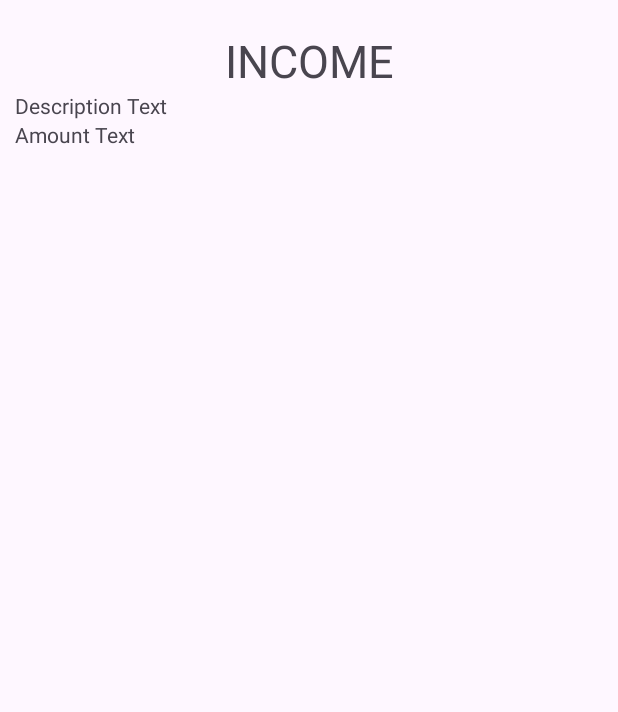
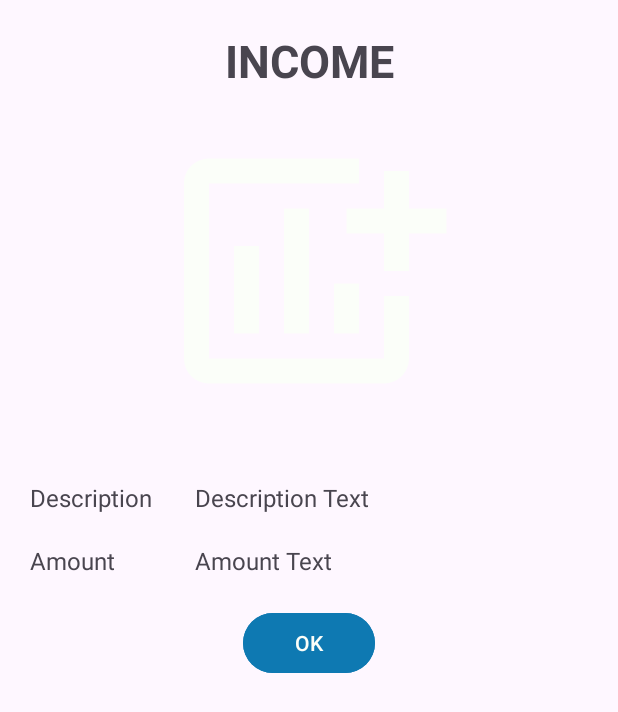
Before and after one commit to ShanelkaPramuditha/ZedWallet-Wallet-Manager, an Android app: the layout activity_display_data.xml on its own in the app's theme, with its tools: preview values and no code run, on a phone screen of 412 x 824 dp. Shown: the top 712 px of the screen. Run offline under Robolectric (Android 15) with nearby library versions, the phone set to English and light mode, and no system bars; Roboto replaces fonts that are not available here.

Commit message:
Updated - final

```diff
--- a/app/src/main/java/com/example/zedtask/ExpenseActivity.kt
+++ b/app/src/main/java/com/example/zedtask/ExpenseActivity.kt
@@ -5,6 +5,7 @@ import androidx.activity.enableEdgeToEdge
 import androidx.appcompat.app.AppCompatActivity
 import androidx.core.view.ViewCompat
 import androidx.core.view.WindowInsetsCompat
+import com.google.android.material.textfield.TextInputEditText
 
 class ExpenseActivity : AppCompatActivity() {
     override fun onCreate(savedInstanceState: Bundle?) {
@@ -16,5 +17,9 @@ class ExpenseActivity : AppCompatActivity() {
             v.setPadding(systemBars.left, systemBars.top, systemBars.right, systemBars.bottom)
             insets
         }
+
+        val totalTextInputEditText = findViewById<TextInputEditText>(R.id.total)
+        totalTextInputEditText.isFocusable = false
+        totalTextInputEditText.isFocusableInTouchMode = false
     }
 }
--- a/app/src/main/res/layout/activity_display_data.xml
+++ b/app/src/main/res/layout/activity_display_data.xml
@@ -16,19 +16,78 @@
         android:fontFamily="@font/ubuntu_light"
         android:text="@string/add_income_title"
         android:textAlignment="center"
-        android:textSize="30sp" />
+        android:textSize="30sp"
+        android:textStyle="bold" />
 
-    <TextView
-        android:id="@+id/outDescription"
+    <ImageView
+        android:id="@+id/imageView6"
+        android:layout_width="200dp"
+        android:layout_height="200dp"
+        android:layout_gravity="center_horizontal"
+        android:layout_marginVertical="20dp"
+        app:srcCompat="@drawable/income"
+        app:tint="@color/white"
+        tools:ignore="ContentDescription" />
+
+    <LinearLayout
         android:layout_width="match_parent"
         android:layout_height="wrap_content"
-        android:layout_marginHorizontal="10dp"
-        android:text="Description Text" />
+        android:layout_marginHorizontal="20dp"
+        android:layout_marginVertical="20dp"
+        android:orientation="horizontal">
 
-    <TextView
-        android:id="@+id/outAmount"
+        <TextView
+            android:id="@+id/textView12"
+            android:layout_width="100dp"
+            android:layout_height="wrap_content"
+            android:text="Description"
+            android:textSize="16sp"
+            tools:ignore="HardcodedText" />
+
+        <TextView
+            android:id="@+id/outDescription"
+            android:layout_width="wrap_content"
+            android:layout_height="wrap_content"
+            android:layout_marginHorizontal="10dp"
+            android:text="Description Text"
+            android:textSize="16sp"
+            tools:ignore="HardcodedText" />
+
+    </LinearLayout>
+
+    <LinearLayout
         android:layout_width="match_parent"
         android:layout_height="wrap_content"
-        android:layout_marginHorizontal="10dp"
-        android:text="Amount Text" />
+        android:layout_marginHorizontal="20dp"
+        android:layout_marginBottom="20dp"
+        android:orientation="horizontal">
+
+        <TextView
+            android:id="@+id/textView42"
+            android:layout_width="100dp"
+            android:layout_height="wrap_content"
+            android:text="Amount"
+            android:textSize="16sp"
+            tools:ignore="HardcodedText" />
+
+        <TextView
+            android:id="@+id/outAmount"
+            android:layout_width="match_parent"
+            android:layout_height="wrap_content"
+            android:layout_marginHorizontal="10dp"
+            android:text="Amount Text"
+            android:textSize="16sp"
+            tools:ignore="HardcodedText" />
+    </LinearLayout>
+
+    <Button
+        android:id="@+id/okBtn"
+        android:layout_width="wrap_content"
+        android:layout_height="wrap_content"
+        android:layout_gravity="center"
+        android:backgroundTint="@color/blue"
+        android:text="OK"
+        android:textColor="@color/white"
+        tools:ignore="HardcodedText" />
+
 </LinearLayout>
```
Also changed, not shown: app/src/main/java/com/example/zedtask/DisplayData.kt (+9 -2 lines), app/src/main/res/layout/expense_activity.xml (+18 -10 lines).
